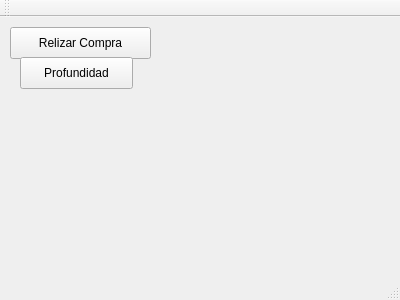
danialvaradob/Datos_Sockets_3, file cliente_1/mainwindow.ui: the form before one commit.
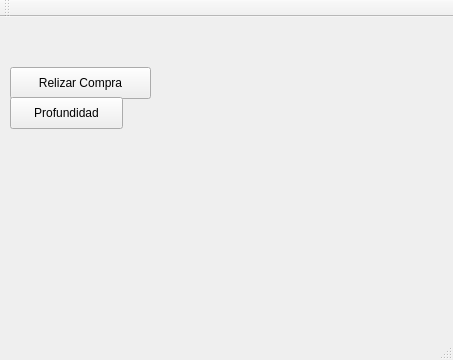
The form after the commit.

Diff of the .ui file:
```diff
--- a/cliente_1/mainwindow.ui
+++ b/cliente_1/mainwindow.ui
@@ -6,8 +6,8 @@
    <rect>
     <x>0</x>
     <y>0</y>
-    <width>400</width>
-    <height>300</height>
+    <width>453</width>
+    <height>360</height>
    </rect>
   </property>
   <property name="windowTitle">
@@ -18,7 +18,7 @@
     <property name="geometry">
      <rect>
       <x>10</x>
-      <y>10</y>
+      <y>50</y>
       <width>141</width>
       <height>32</height>
      </rect>
@@ -30,8 +30,8 @@
    <widget class="QPushButton" name="pushButton_2">
     <property name="geometry">
      <rect>
-      <x>20</x>
-      <y>40</y>
+      <x>10</x>
+      <y>80</y>
       <width>113</width>
       <height>32</height>
      </rect>
```
Left out of the diff: 2 changed lines with no effect on the pictures.
